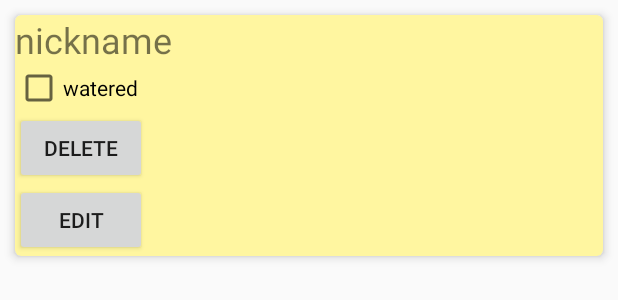
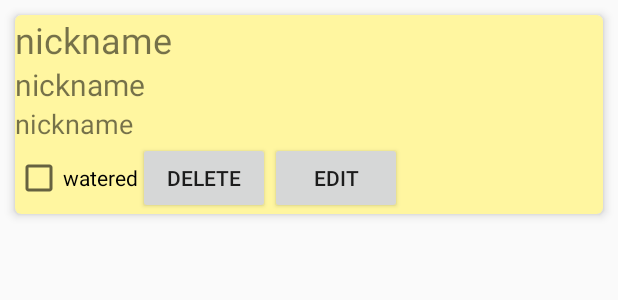
Before and after one commit to scoheleach/PlantOrDie, an Android app: the layout plant_row.xml on its own in the app's theme, with its tools: preview values and no code run, on a phone screen of 412 x 824 dp. Shown: the top 300 px of the screen. Run offline under Robolectric (Android 15) with nearby library versions, the phone set to English and light mode, and no system bars.

Commit message:
updated plant info activity and minor changes

```diff
--- a/PlantOrDieApp/app/src/main/java/hu/ait/plantordieapp/PlantDialog.kt
+++ b/PlantOrDieApp/app/src/main/java/hu/ait/plantordieapp/PlantDialog.kt
@@ -115,9 +115,9 @@ class PlantDialog : DialogFragment() {
         val plantToEdit = arguments?.getSerializable(
             ScrollingActivity.KEY_ITEM_TO_EDIT
         ) as Plant
+        plantToEdit.nickname = etNickName.text.toString()
         plantToEdit.plant = etType.text.toString()
         plantToEdit.description = etText.text.toString()
-        plantToEdit.nickname = etNickName.text.toString()
 
         plantHandler.plantUpdated(plantToEdit)
     }
--- a/PlantOrDieApp/app/src/main/java/hu/ait/plantordieapp/network/PlantAPI.kt
+++ b/PlantOrDieApp/app/src/main/java/hu/ait/plantordieapp/network/PlantAPI.kt
@@ -7,5 +7,5 @@ import retrofit2.http.Query
 
 interface PlantAPI {
     @GET("/api/species")
-    fun getPlantInfo(@Query("q") base: String) : Call<PlantResult>
+    fun getPlantInfo(@Query("q") base: String, @Query("token") token: String) : Call<PlantResult>
 }
--- a/PlantOrDieApp/app/src/main/res/layout/activity_plant_info.xml
+++ b/PlantOrDieApp/app/src/main/res/layout/activity_plant_info.xml
@@ -16,6 +16,11 @@
             android:textSize="28dp"
     />
 
+    <ImageView
+            android:id="@+id/imgView"
+            android:layout_width="wrap_content"
+            android:layout_height="wrap_content"/>
+
     <TextView
             android:id="@+id/tvPlantCare"
             android:layout_width="wrap_content"
--- a/PlantOrDieApp/app/src/main/res/layout/plant_row.xml
+++ b/PlantOrDieApp/app/src/main/res/layout/plant_row.xml
@@ -20,7 +20,26 @@
                 android:layout_width="wrap_content"
                 android:layout_height="wrap_content"
                 android:text="nickname"
-                android:textSize="24sp"/>
+                android:textSize="24dp"/>
+
+        <TextView
+                android:id="@+id/tvType"
+                android:layout_width="wrap_content"
+                android:layout_height="wrap_content"
+                android:text="nickname"
+                android:textSize="20dp"/>
+
+        <TextView
+                android:id="@+id/tvCare"
+                android:layout_width="wrap_content"
+                android:layout_height="wrap_content"
+                android:text="nickname"
+                android:textSize="18dp"/>
+
+        <LinearLayout
+                android:layout_width="wrap_content"
+                android:layout_height="wrap_content"
+                android:orientation="horizontal">
 
             <CheckBox
                     android:id="@+id/cbWatered"
@@ -32,13 +51,17 @@
                     android:id="@+id/btnDelete"
                     android:text="Delete"
                     android:layout_width="wrap_content"
-                android:layout_height="wrap_content"/>
+                    android:layout_height="wrap_content"
+            />
 
             <Button
                     android:id="@+id/btnEdit"
                     android:text="Edit"
                     android:layout_width="wrap_content"
-                android:layout_height="wrap_content"/>
+                    android:layout_height="wrap_content"
+
+            />
+        </LinearLayout>
 
     </LinearLayout>
 
```
Also changed, not shown: PlantOrDieApp/app/src/main/java/hu/ait/plantordieapp/PlantInfoActivity.kt (+36 -1 lines), PlantOrDieApp/app/src/main/java/hu/ait/plantordieapp/data/PlantResult.kt (+3 -17 lines). Lines whose indentation alone changed are shown as unchanged.
